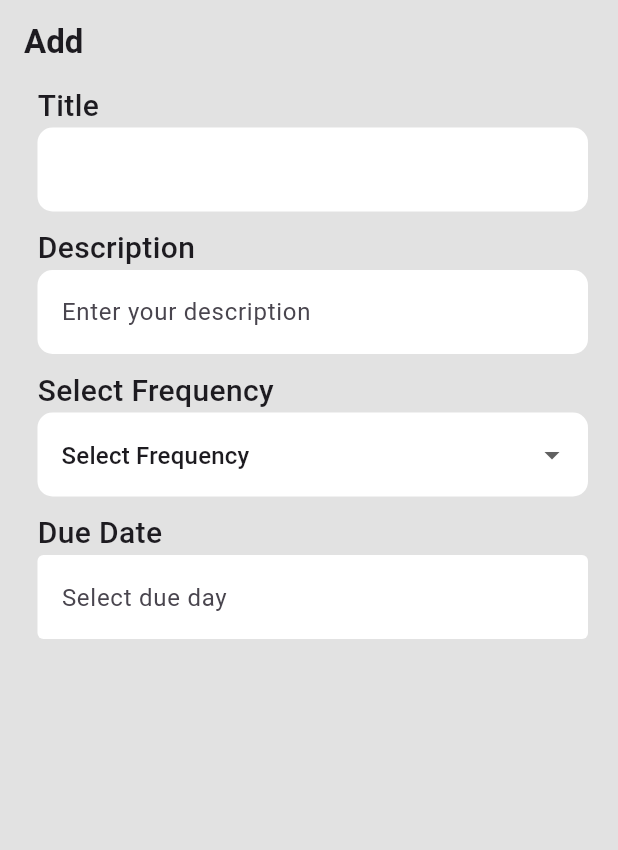
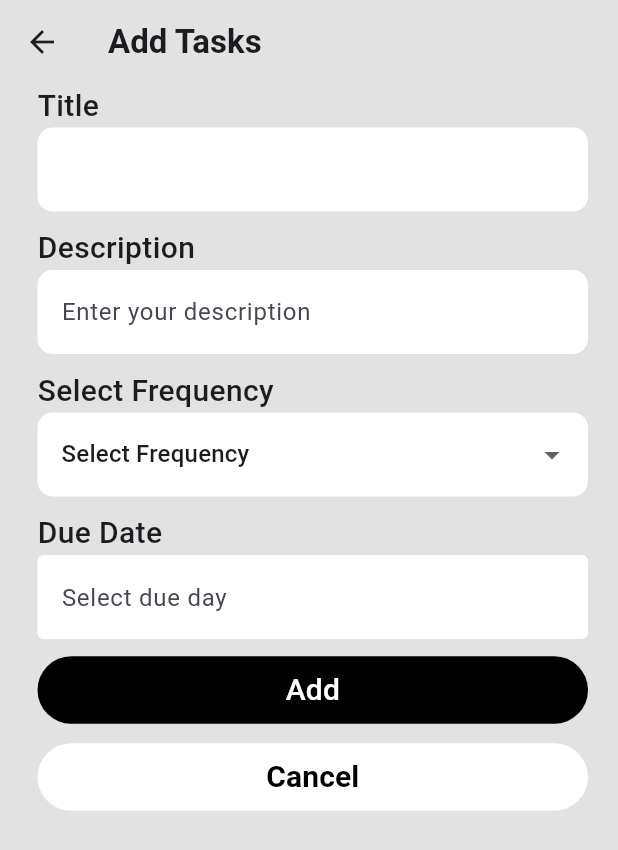
Before and after one commit to iseT1enLoc/todo_flutter, a Flutter app: the CreateView screen opened directly, on a phone screen of 412 x 824 dp. Shown: the top 850 px of the screen. Run offline on Flutter 3.47's test engine with Material 3 defaults, Android fonts, the phone set to English and light mode, and no system bars; drawn by our look-alikes of date_field.

Commit message:
second commit

```diff
--- a/lib/home.dart
+++ b/lib/home.dart
@@ -23,6 +23,7 @@
   @override
   Widget build(BuildContext context) {
     return Scaffold(
+      backgroundColor: Colors.grey,
       appBar: AppBar(
         title: const Text("Home"),
       ),
@@ -34,7 +35,7 @@
             isCompleted: todoTask[index][1],
             Frequency: "Every day",
             dueDay: "20/5/2020",
-            onChanged: (value) => setCheckedBoxState(value, index),
+            onChecked: (value) => setCheckedBoxState(value, index),
           );
         },
       ),
--- a/lib/main.dart
+++ b/lib/main.dart
@@ -11,7 +11,7 @@
           seedColor: const Color.fromARGB(255, 110, 40, 231)),
       useMaterial3: true,
     ),
-    home: const CreateView(),
+    home: const Home(),
     debugShowCheckedModeBanner: false,
   ));
 }
--- a/lib/task/create_task_view.dart
+++ b/lib/task/create_task_view.dart
@@ -20,12 +20,12 @@
       'Three',
       'Four'
     ];
-
+    double screen_width = MediaQuery.of(context).size.width;
     String dropdownValue = _items.first;
     return Scaffold(
       backgroundColor: const Color.fromARGB(255, 226, 226, 226),
       appBar: AppBar(
-        title: const Text("Add",
+        title: const Text("Add Tasks",
             style: TextStyle(
               fontWeight: FontWeight.w600,
             )),
@@ -33,6 +33,7 @@
       ),
       body: Padding(
         padding: const EdgeInsets.only(left: 25, top: 0, right: 20),
+        child: SingleChildScrollView(
           child: Column(
             crossAxisAlignment: CrossAxisAlignment.start,
             children: [
@@ -78,7 +79,7 @@
               ),
               DropdownButtonFormField(
                 decoration: InputDecoration(
-                hintText: "Select frequency",
+                  /* hintText: "Select frequency", */
                   filled: true,
                   fillColor: Colors.white,
                   border: OutlineInputBorder(
@@ -93,7 +94,7 @@
                           DropdownMenuItem(value: value, child: Text(value)),
                     )
                     .toList(),
-              hint: const Text("Select fruency"),
+                hint: const Text("Select frenquency"),
                 onChanged: (value) {
                   setState(() {
                     dropdownValue = value.toString();
@@ -124,7 +125,39 @@
                   selectedDate = value;
                 },
               ),
+              const SizedBox(
+                height: 10,
+              ),
+              TextButton(
+                style: TextButton.styleFrom(
+                  minimumSize: Size(screen_width, 20),
+                  backgroundColor: Colors.black,
+                ),
+                onPressed: () {},
+                child: const Text('Add',
+                    style: TextStyle(
+                      color: Colors.white,
+                      fontSize: 20,
+                    )),
+              ),
+              const SizedBox(
+                height: 10,
+              ),
+              TextButton(
+                style: TextButton.styleFrom(
+                  minimumSize: Size(screen_width, 20),
+                  backgroundColor: Colors.white,
+                ),
+                onPressed: () {},
+                child: const Text('Cancel',
+                    style: TextStyle(
+                      color: Colors.black,
+                      fontWeight: FontWeight.w600,
+                      fontSize: 20,
+                    )),
+              ),
             ],
+          ),
         ),
       ),
     );
```
Also changed, not shown: lib/database/data.dart (added, +13 -0 lines), lib/task/task.dart (+7 -6 lines), lib/test.dart (+0 -22 lines). Lines whose indentation alone changed are shown as unchanged.
